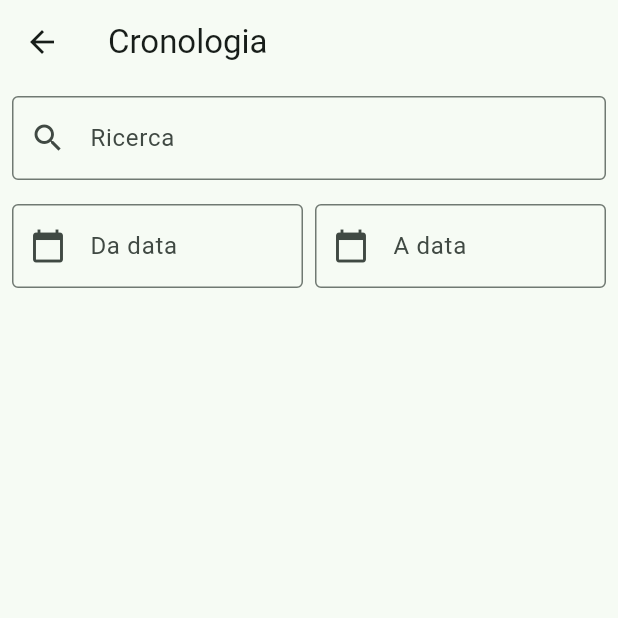
After one commit to Garoth93/Flutter-command-sms-send, a Flutter app: the ChronologyPage screen opened directly, on a phone screen of 412 x 824 dp, the top half of it. The commit adds this screen. Run offline on Flutter 3.47's test engine with Material 3 defaults, Android fonts, the light colour scheme and no system bars; our stand-ins replace floor, flutter_speed_dial, get_it, go_router, sqflite; accounts and stored records are empty; generated files the repository leaves out were written again; Roboto replaces fonts that are missing (roboto).

Commit message:
Add chronology page

```diff
--- /dev/null
+++ b/lib/presentation/chronology/chronology_page.dart
@@ -0,0 +1,185 @@
+import 'dart:async';
+import 'package:flutter/material.dart';
+import 'package:test4/app/di/injector.dart';
+import 'package:test4/domain/entity/chronology.dart';
+import 'package:test4/domain/repository/abstract_chronology_repository.dart';
+
+class ChronologyPage extends StatefulWidget {
+  const ChronologyPage({super.key});
+
+  @override
+  State<StatefulWidget> createState() => ChronologyPageState();
+}
+
+class ChronologyPageState extends State<ChronologyPage> {
+  final ChronologyRepository _chronologyRepository =
+      injector<ChronologyRepository>();
+
+  late List<ChronologyEntity> _data = [];
+  late List<ChronologyEntity> _filteredData = [];
+
+  DateTime? _startDate =
+      DateTime(DateTime.now().year, DateTime.now().month, DateTime.now().day);
+  DateTime? _endDate = DateTime(
+      DateTime.now().year, DateTime.now().month, DateTime.now().day + 1);
+
+  bool _isLoading = false;
+
+  @override
+  void initState() {
+    super.initState();
+    _loadChronology();
+    _filterDateTime;
+    _filterData;
+  }
+
+  Future<void> _loadChronology() async {
+    setState(() {
+      _isLoading = true;
+    });
+    List<ChronologyEntity> data = await _chronologyRepository.getChronology();
+    setState(() {
+      _data = data;
+      _filteredData = data;
+      _isLoading = false;
+    });
+  }
+
+  void _filterData(String query) {
+    setState(() {
+      _filteredData = _data
+          .where((a) =>
+              (a.command.toLowerCase().contains(query.toLowerCase()) ||
+                  a.description.toLowerCase().contains(query.toLowerCase())))
+          .toList();
+    });
+  }
+
+  void _filterDateTime() {
+    setState(() {
+      _filteredData = _data
+          .where((a) => (DateTime.fromMillisecondsSinceEpoch(int.parse(a.date))
+                  .isAfter(_startDate!) &&
+              DateTime.fromMillisecondsSinceEpoch(int.parse(a.date))
+                  .isBefore(_endDate!)))
+          .toList();
+    });
+  }
+
+  void _goBack() {
+    Navigator.pop(context);
+  }
+
+  Widget _listView() {
+    return ListView.builder(
+      itemCount: _filteredData.length,
+      itemBuilder: (context, index) {
+        final item = _filteredData[index];
+        return Card(
+          child: Column(
+            children: [
+              ListTile(
+                title: Text(item.description),
+                subtitle: Text(
+                    'Numero: ${item.phoneNumber} \nData ora: ${DateTime.fromMillisecondsSinceEpoch(int.parse(item.date)).toString()}'),
+              ),
+            ],
+          ),
+        );
+      },
+    );
+  }
+
+  @override
+  Widget build(BuildContext context) {
+    return Scaffold(
+      appBar: AppBar(
+        title: const Text('Cronologia'),
+      ),
+      body: Column(
+        children: [
+          Padding(
+            padding: const EdgeInsets.all(8.0),
+            child: Row(
+              children: [
+                Expanded(
+                  child: TextField(
+                    onChanged: _filterData,
+                    decoration: const InputDecoration(
+                      labelText: 'Ricerca',
+                      hintText: 'Ricerca...',
+                      prefixIcon: Icon(Icons.search),
+                      border: OutlineInputBorder(),
+                    ),
+                  ),
+                ),
+              ],
+            ),
+          ),
+          Padding(
+            padding: const EdgeInsets.all(8.0),
+            child: Row(
+              children: [
+                Expanded(
+                  child: TextFormField(
+                    onChanged: _filterData,
+                    decoration: InputDecoration(
+                      labelText: 'Da data',
+                      hintText: 'Seleziona data',
+                      prefixIcon: Icon(Icons.calendar_today),
+                      border: OutlineInputBorder(),
+                    ),
+                    onTap: () async {
+                      final DateTime? picked = await showDatePicker(
+                        context: context,
+                        initialDate: _startDate ?? DateTime.now(),
+                        firstDate: DateTime(1900),
+                        lastDate: DateTime(2100),
+                      );
+                      if (picked != null && picked != _startDate) {
+                        setState(() {
+                          _startDate = picked;
+                          _filterDateTime();
+                        });
+                      }
+                    },
+                  ),
+                ),
+                SizedBox(width: 8),
+                Expanded(
+                  child: TextFormField(
+                    decoration: InputDecoration(
+                      labelText: 'A data',
+                      hintText: 'Seleziona data',
+                      prefixIcon: Icon(Icons.calendar_today),
+                      border: OutlineInputBorder(),
+                    ),
+                    onTap: () async {
+                      final DateTime? picked = await showDatePicker(
+                        context: context,
+                        initialDate: _endDate ?? DateTime.now(),
+                        firstDate: DateTime(1900),
+                        lastDate: DateTime(2100),
+                      );
+                      if (picked != null && picked != _endDate) {
+                        setState(() {
+                          _endDate = picked.add(Duration(days: 1));
+                          _filterDateTime();
+                        });
+                      }
+                    },
+                  ),
+                ),
+              ],
+            ),
+          ),
+          _isLoading
+              ? const Center(child: CircularProgressIndicator())
+              : Expanded(
+                  child: _listView(),
+                ),
+        ],
+      ),
+    );
+  }
+}
--- a/pubspec.yaml
+++ b/pubspec.yaml
@@ -16,7 +16,7 @@ publish_to: 'none' # Remove this line if you wish to publish to pub.dev
 # https://developer.apple.com/library/archive/documentation/General/Reference/InfoPlistKeyReference/Articles/CoreFoundationKeys.html
 # In Windows, build-name is used as the major, minor, and patch parts
 # of the product and file versions while build-number is used as the build suffix.
-version: 1.63.0+2
+version: 1.63.0+3
 
 environment:
   sdk: '>=3.3.0 <4.0.0'
```
Also changed, not shown: lib/presentation/command/command_page.dart (+25 -0 lines).
